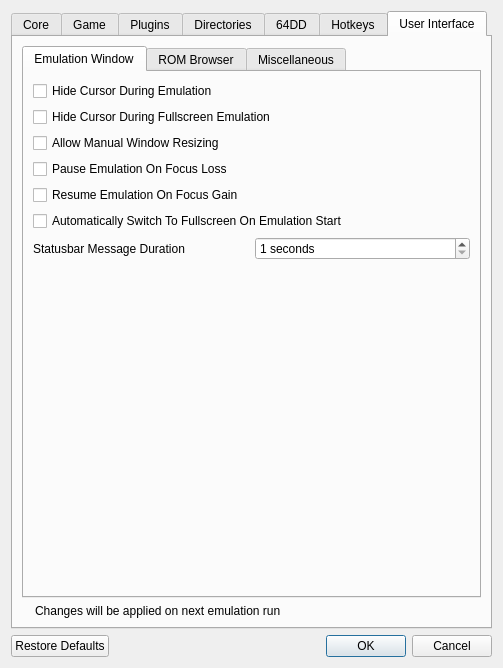
The window that Source/RMG/UserInterface/Dialog/SettingsDialog.ui (Rosalie241/RMG) describes before a commit, drawn with Qt 5.
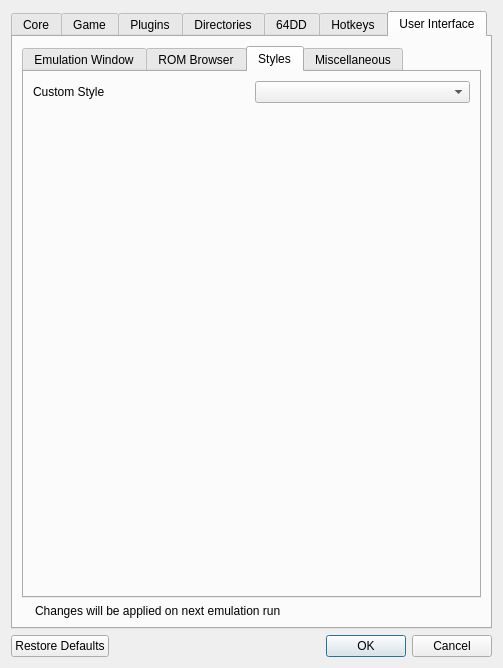
The same window after the commit. The open tabs and pages were chosen to show the change. Icons and pictures are not drawn. Custom widgets are drawn as their Qt base class.

Commit message: RMG: add style setting to SettingsDialog

Patch:
```diff
--- a/Source/RMG/UserInterface/Dialog/SettingsDialog.ui
+++ b/Source/RMG/UserInterface/Dialog/SettingsDialog.ui
@@ -1915,6 +1915,40 @@
                </item>
               </layout>
              </widget>
+             <widget class="QWidget" name="tab_4">
+              <attribute name="title">
+               <string>Styles</string>
+              </attribute>
+              <layout class="QVBoxLayout" name="verticalLayout_8">
+               <item>
+                <layout class="QHBoxLayout" name="horizontalLayout_6">
+                 <item>
+                  <widget class="QLabel" name="label_5">
+                   <property name="text">
+                    <string>Custom Style</string>
+                   </property>
+                  </widget>
+                 </item>
+                 <item>
+                  <widget class="QComboBox" name="styleComboBox"/>
+                 </item>
+                </layout>
+               </item>
+               <item>
+                <spacer name="verticalSpacer_9">
+                 <property name="orientation">
+                  <enum>Qt::Vertical</enum>
+                 </property>
+                 <property name="sizeHint" stdset="0">
+                  <size>
+                   <width>20</width>
+                   <height>40</height>
+                  </size>
+                 </property>
+                </spacer>
+               </item>
+              </layout>
+             </widget>
              <widget class="QWidget" name="tab_3">
               <attribute name="title">
                <string>Miscellaneous</string>
```
The commit also changes 5 other files.
